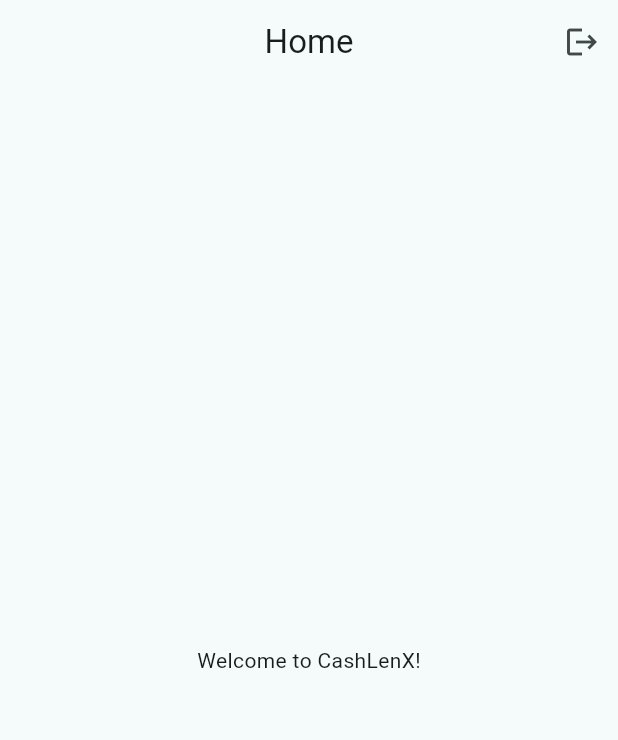
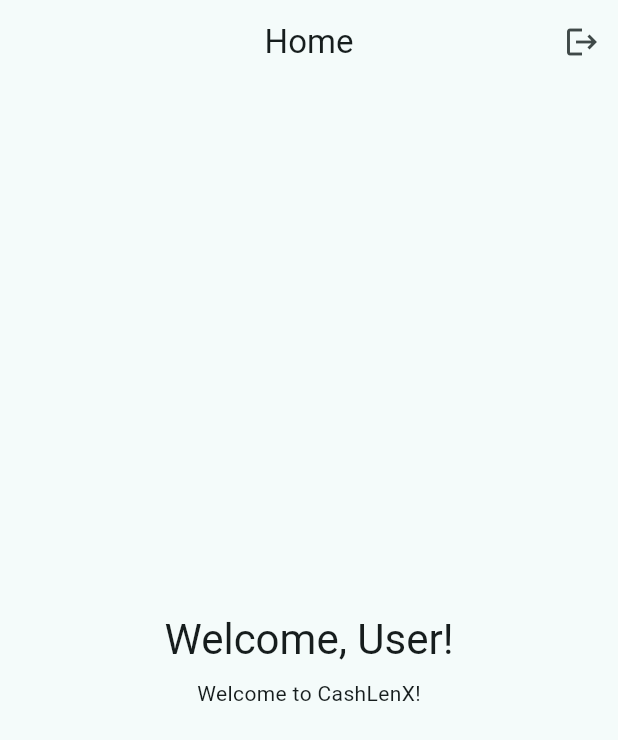
Before and after one commit to emmett-ola/cashlenx-app, a Flutter app: the HomePage screen opened by its route, after a tap on the "logout" icon, on a phone screen of 412 x 824 dp. Shown: the top 740 px of the screen. Run offline on Flutter 3.47's test engine with Material 3 defaults, Android fonts, the phone set to English and light mode, and no system bars; our stand-ins replace dio, flutter_dotenv, flutter_riverpod, flutter_secure_storage, flutter_svg, freezed_annotation and 3 more; accounts and stored records are empty; generated files the repository leaves out were written again.

Commit message:
feat: implement 'Remember Me' strategy with token persistence and auto-login

```diff
--- a/lib/core/services/secure_storage_service.dart
+++ b/lib/core/services/secure_storage_service.dart
@@ -12,7 +12,8 @@
   final _storage = const FlutterSecureStorage();
 
   static const _tokenKey = 'auth_token';
-  static const _refreshTokenKey = 'auth_refresh_token'; // Prepared for future
+  static const _refreshTokenKey = 'auth_refresh_token';
+  static const _rememberMeKey = 'auth_remember_me';
 
   Future<void> saveToken(String token) async {
     await _storage.write(key: _tokenKey, value: token);
@@ -38,6 +39,20 @@
     await _storage.delete(key: _refreshTokenKey);
   }
 
+  Future<void> clearSession() async {
+    await _storage.delete(key: _tokenKey);
+    await _storage.delete(key: _refreshTokenKey);
+  }
+
+  Future<void> saveRememberMe(bool rememberMe) async {
+    await _storage.write(key: _rememberMeKey, value: rememberMe.toString());
+  }
+
+  Future<bool> getRememberMe() async {
+    final value = await _storage.read(key: _rememberMeKey);
+    return value == 'true';
+  }
+
   Future<void> clearAll() async {
     await _storage.deleteAll();
   }
--- a/lib/features/auth/data/models/auth_dto.dart
+++ b/lib/features/auth/data/models/auth_dto.dart
@@ -6,8 +6,9 @@
 
 // --- Requests ---
 
-@freezed
+@Freezed(toJson: true)
 class LoginRequest with _$LoginRequest {
+  @JsonSerializable(includeIfNull: false)
   const factory LoginRequest({
     String? username,
     String? password,
--- a/lib/features/auth/data/repositories/auth_repository_impl.dart
+++ b/lib/features/auth/data/repositories/auth_repository_impl.dart
@@ -22,15 +22,28 @@
   AuthRepositoryImpl(this._remoteDataSource, this._secureStorage);
 
   @override
-  Future<User> login(String username, String password) async {
+  Future<User> login(String username, String password, {bool rememberMe = false}) async {
     final request = LoginRequest(username: username, password: password);
+    final response = await _remoteDataSource.login(request);
+
+    // Save tokens and preference
+    await _secureStorage.saveToken(response.accessToken);
+    await _secureStorage.saveRefreshToken(response.refreshToken);
+    await _secureStorage.saveRememberMe(rememberMe);
+
+    // Return user
+    return response.user;
+  }
+
+  @override
+  Future<User> loginWithRefreshToken(String refreshToken) async {
+    final request = LoginRequest(refreshToken: refreshToken);
     final response = await _remoteDataSource.login(request);
 
     // Save tokens
     await _secureStorage.saveToken(response.accessToken);
     await _secureStorage.saveRefreshToken(response.refreshToken);
 
-    // Return user
     return response.user;
   }
 
@@ -45,19 +58,11 @@
     // Try to notify server, but don't block if fails
     try {
       final token = await _secureStorage.getToken();
-      // Ideally we send refresh token, but if we don't have it, maybe access token?
-      // The API expects refresh_token. If we don't store it, we can't send it.
-      // We'll just call logout without it (which invalidates all sessions according to doc? No.)
-      // Doc: "If provided, only this session... If omitted, all sessions"
-      // Wait, that's dangerous. We shouldn't logout all sessions by default.
-      // But if we don't have refresh token, we have no choice?
-      // Or maybe we just delete local token.
-
-      // For now, let's just delete local token.
-      // await _remoteDataSource.logout();
+      // ...
     } catch (_) {}
 
-    await _secureStorage.clearAll();
+    // Only clear session tokens, keep the rememberMe preference
+    await _secureStorage.clearSession();
   }
 
   @override
--- a/lib/features/auth/domain/repositories/auth_repository.dart
+++ b/lib/features/auth/domain/repositories/auth_repository.dart
@@ -2,8 +2,9 @@
 import '../../domain/models/user.dart';
 
 abstract class AuthRepository {
-  Future<User> login(String username, String password);
+  Future<User> login(String username, String password, {bool rememberMe = false});
   Future<void> register(String username, String password);
   Future<void> logout();
-  Future<User?> getCurrentUser(); // From local storage or profile API
+  Future<User?> getCurrentUser();
+  Future<User> loginWithRefreshToken(String refreshToken);
 }
--- a/lib/features/home/presentation/pages/home_page.dart
+++ b/lib/features/home/presentation/pages/home_page.dart
@@ -7,6 +7,9 @@
 
   @override
   Widget build(BuildContext context, WidgetRef ref) {
+    final user = ref.watch(authNotifierProvider).value;
+    final username = user?.username ?? 'User';
+
     return Scaffold(
       appBar: AppBar(
         title: const Text('Home'),
@@ -19,8 +22,18 @@
           ),
         ],
       ),
-      body: const Center(
-        child: Text('Welcome to CashLenX!'),
+      body: Center(
+        child: Column(
+          mainAxisAlignment: MainAxisAlignment.center,
+          children: [
+            Text(
+              'Welcome, $username!',
+              style: Theme.of(context).textTheme.headlineMedium,
+            ),
+            const SizedBox(height: 8),
+            const Text('Welcome to CashLenX!'),
+          ],
+        ),
       ),
     );
   }
--- a/lib/routing/app_router.dart
+++ b/lib/routing/app_router.dart
@@ -14,7 +14,7 @@
   final authNotifier = ref.read(authNotifierProvider.notifier);
 
   // Create a Listenable that notifies GoRouter when auth state changes
-  final listenable = ValueNotifier<AsyncValue<User?>>(const AsyncLoading());
+  final listenable = ValueNotifier<AsyncValue<User?>>(ref.read(authNotifierProvider));
   ref.listen(authNotifierProvider, (previous, next) {
     listenable.value = next;
   });
@@ -59,12 +59,12 @@
       }
       // If not logged in
       else {
-        // If not on login, go to login
+        // If not on login and not on splash, go to login
         if (!isLoggingIn && !isSplash) {
           return '/login';
         }
-        // If on splash, go to login (once loading is done)
-        if (isSplash && !authState.isLoading) {
+        // If on splash, go to login
+        if (isSplash) {
           return '/login';
         }
       }
```
Also changed, not shown: lib/features/auth/presentation/pages/login_page.dart (+32 -1 lines), lib/features/auth/presentation/providers/auth_provider.dart (+27 -3 lines), lib/network/interceptors/auth_interceptor.dart (+10 -4 lines), lib/features/auth/data/models/auth_dto.freezed.dart, lib/features/auth/data/models/auth_dto.g.dart, lib/features/auth/presentation/providers/auth_provider.g.dart, lib/routing/app_router.g.dart.
